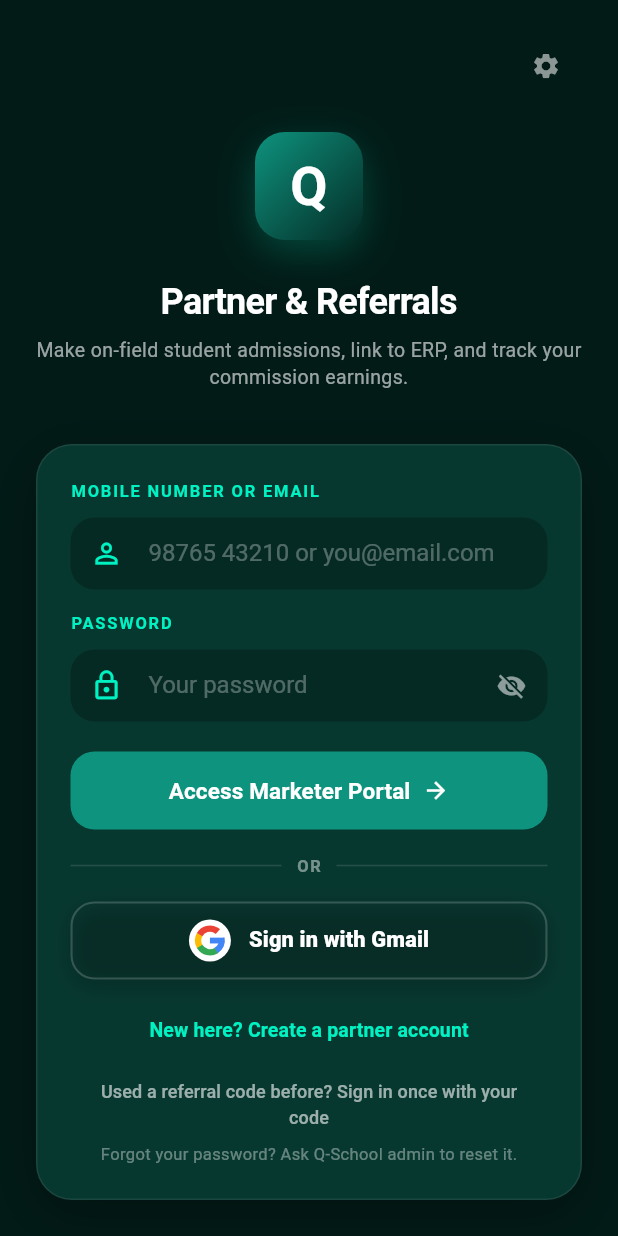
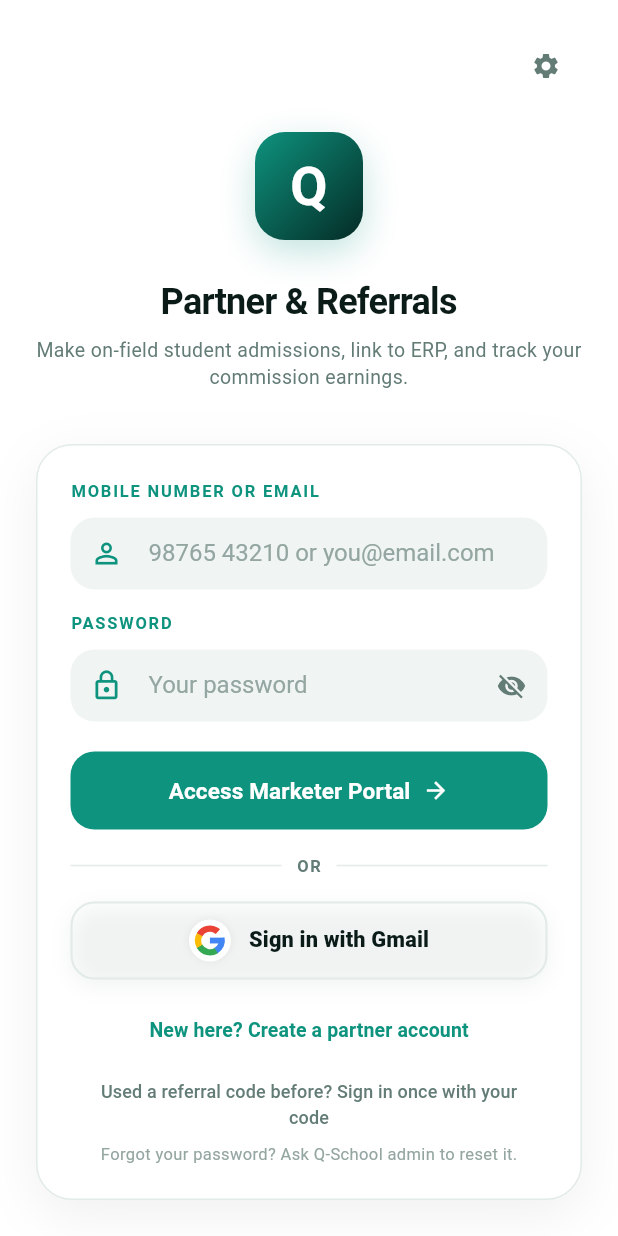
Before and after one commit to achariya-it-hub/Q-School, a Flutter app: the PartnerLoginScreen screen opened by its route, on a phone screen of 412 x 824 dp. Run offline on Flutter 3.47's test engine with Material 3 defaults, Android fonts, the phone set to English and light mode, and no system bars; our stand-ins replace google_sign_in.

Commit message:
Partner app: white sign-in and set-password screens

```diff
--- a/apps/flutter/lib/partner/login_screen.dart
+++ b/apps/flutter/lib/partner/login_screen.dart
@@ -120,10 +120,10 @@ class _PartnerLoginScreenState extends State<PartnerLoginScreen> {
 
   InputDecoration _dec(String hint, IconData icon) => InputDecoration(
         hintText: hint,
-        hintStyle: TextStyle(color: Colors.white.withOpacity(0.3), fontWeight: FontWeight.normal, letterSpacing: 0),
-        prefixIcon: Icon(icon, color: QS.mint, size: 22),
+        hintStyle: TextStyle(color: Color(0xFF94A6A1), fontWeight: FontWeight.normal, letterSpacing: 0),
+        prefixIcon: Icon(icon, color: QS.teal, size: 22),
         filled: true,
-        fillColor: Colors.black.withOpacity(0.25),
+        fillColor: QS.field,
         border: OutlineInputBorder(borderRadius: BorderRadius.circular(16), borderSide: BorderSide.none),
       );
 
@@ -178,7 +178,7 @@ class _PartnerLoginScreenState extends State<PartnerLoginScreen> {
     return PopScope(
       canPop: false,
       child: Scaffold(
-        backgroundColor: QS.deeper,
+        backgroundColor: Colors.white,
       body: SafeArea(
         child: SingleChildScrollView(
           padding: const EdgeInsets.symmetric(horizontal: 24, vertical: 20),
@@ -188,7 +188,7 @@ class _PartnerLoginScreenState extends State<PartnerLoginScreen> {
               Align(
                 alignment: Alignment.topRight,
                 child: IconButton(
-                  icon: const Icon(Icons.settings, color: Colors.white54, size: 20),
+                  icon: const Icon(Icons.settings, color: QS.sub, size: 20),
                   onPressed: _showServerSettings,
                   tooltip: 'Server Settings',
                 ),
@@ -204,7 +204,7 @@ class _PartnerLoginScreenState extends State<PartnerLoginScreen> {
                     borderRadius: BorderRadius.circular(20),
                     boxShadow: [
                       BoxShadow(
-                        color: QS.mint.withOpacity(0.2),
+                        color: QS.teal.withOpacity(0.25),
                         blurRadius: 20,
                         offset: const Offset(0, 8),
                       ),
@@ -229,7 +229,7 @@ class _PartnerLoginScreenState extends State<PartnerLoginScreen> {
                 child: Text(
                   'Partner & Referrals',
                   style: TextStyle(
-                    color: Colors.white,
+                    color: QS.ink,
                     fontSize: 24,
                     fontWeight: FontWeight.bold,
                     letterSpacing: -0.5,
@@ -241,7 +241,7 @@ class _PartnerLoginScreenState extends State<PartnerLoginScreen> {
                 child: Text(
                   'Make on-field student admissions, link to ERP, and track your commission earnings.',
                   textAlign: TextAlign.center,
-                  style: TextStyle(color: Colors.white60, fontSize: 13, height: 1.4),
+                  style: TextStyle(color: QS.sub, fontSize: 13, height: 1.4),
                 ),
               ),
               const SizedBox(height: 36),
@@ -250,12 +250,12 @@ class _PartnerLoginScreenState extends State<PartnerLoginScreen> {
               Container(
                 padding: const EdgeInsets.all(22),
                 decoration: BoxDecoration(
-                  color: QS.darkSurface,
+                  color: Colors.white,
                   borderRadius: BorderRadius.circular(24),
-                  border: Border.all(color: Colors.white.withOpacity(0.08)),
+                  border: Border.all(color: QS.line),
                   boxShadow: [
                     BoxShadow(
-                      color: Colors.black.withOpacity(0.3),
+                      color: Colors.black.withOpacity(0.06),
                       blurRadius: 30,
                       offset: const Offset(0, 10),
                     ),
@@ -267,37 +267,37 @@ class _PartnerLoginScreenState extends State<PartnerLoginScreen> {
                     if (_codeMode) ...[
                       const Text(
                         'YOUR REFERRAL CODE',
-                        style: TextStyle(color: QS.mint, fontSize: 11, fontWeight: FontWeight.w700, letterSpacing: 1.2),
+                        style: TextStyle(color: QS.teal, fontSize: 11, fontWeight: FontWeight.w700, letterSpacing: 1.2),
                       ),
                       const SizedBox(height: 10),
                       TextField(
                         controller: _codeController,
                         textCapitalization: TextCapitalization.characters,
-                        style: const TextStyle(color: Colors.white, fontSize: 18, fontWeight: FontWeight.bold, letterSpacing: 1.5),
+                        style: const TextStyle(color: QS.ink, fontSize: 18, fontWeight: FontWeight.bold, letterSpacing: 1.5),
                         decoration: _dec('e.g. MKT-BALA', Icons.qr_code),
                       ),
                       const SizedBox(height: 8),
                       const Text(
                         'For partners who used a code before. You will be asked to create a password right after.',
-                        style: TextStyle(color: Colors.white54, fontSize: 11.5, height: 1.4),
+                        style: TextStyle(color: QS.sub, fontSize: 11.5, height: 1.4),
                       ),
                     ] else ...[
                       const Text(
                         'MOBILE NUMBER OR EMAIL',
-                        style: TextStyle(color: QS.mint, fontSize: 11, fontWeight: FontWeight.w700, letterSpacing: 1.2),
+                        style: TextStyle(color: QS.teal, fontSize: 11, fontWeight: FontWeight.w700, letterSpacing: 1.2),
                       ),
                       const SizedBox(height: 10),
                       TextField(
                         controller: _idController,
                         keyboardType: TextInputType.emailAddress,
                         autofillHints: const [AutofillHints.username],
-                        style: const TextStyle(color: Colors.white, fontSize: 16, fontWeight: FontWeight.w600),
+                        style: const TextStyle(color: QS.ink, fontSize: 16, fontWeight: FontWeight.w600),
                         decoration: _dec('98765 43210 or you@email.com', Icons.person_outline),
                       ),
                       const SizedBox(height: 14),
                       const Text(
                         'PASSWORD',
-                        style: TextStyle(color: QS.mint, fontSize: 11, fontWeight: FontWeight.w700, letterSpacing: 1.2),
+                        style: TextStyle(color: QS.teal, fontSize: 11, fontWeight: FontWeight.w700, letterSpacing: 1.2),
                       ),
                       const SizedBox(height: 10),
                       TextField(
@@ -305,10 +305,10 @@ class _PartnerLoginScreenState extends State<PartnerLoginScreen> {
                         obscureText: _obscure,
                         autofillHints: const [AutofillHints.password],
                         onSubmitted: (_) => _signIn(),
-                        style: const TextStyle(color: Colors.white, fontSize: 16, fontWeight: FontWeight.w600),
+                        style: const TextStyle(color: QS.ink, fontSize: 16, fontWeight: FontWeight.w600),
                         decoration: _dec('Your password', Icons.lock_outline).copyWith(
                           suffixIcon: IconButton(
-                            icon: Icon(_obscure ? Icons.visibility_off : Icons.visibility, color: Colors.white54, size: 20),
+                            icon: Icon(_obscure ? Icons.visibility_off : Icons.visibility, color: QS.sub, size: 20),
                             onPressed: () => setState(() => _obscure = !_obscure),
                           ),
                         ),
@@ -376,27 +376,27 @@ class _PartnerLoginScreenState extends State<PartnerLoginScreen> {
                     const SizedBox(height: 16),
                     Row(
                       children: [
-                        Expanded(child: Divider(color: Colors.white.withValues(alpha: 0.12))),
+                        Expanded(child: Divider(color: QS.line)),
                         Padding(
                           padding: const EdgeInsets.symmetric(horizontal: 10),
                           child: Text(
                             'OR',
                             style: TextStyle(
-                              color: Colors.white.withValues(alpha: 0.45),
+                              color: QS.sub,
                               fontSize: 11,
                               fontWeight: FontWeight.w700,
                               letterSpacing: 1,
                             ),
                           ),
                         ),
-                        Expanded(child: Divider(color: Colors.white.withValues(alpha: 0.12))),
+                        Expanded(child: Divider(color: QS.line)),
                       ],
                     ),
                     const SizedBox(height: 16),
                     GmailSignInButton(
                       loading: _googleLoading,
                       label: 'Sign in with Gmail',
-                      darkSurface: true,
+                      darkSurface: false,
                       onTap: _loginWithGmail,
                     ),
                     const SizedBox(height: 10),
@@ -408,7 +408,7 @@ class _PartnerLoginScreenState extends State<PartnerLoginScreen> {
                           backgroundColor: Colors.transparent,
                           builder: (_) => const PartnerSignupSheet(),
                         ),
-                        child: const Text('New here? Create a partner account', style: TextStyle(color: QS.mint, fontWeight: FontWeight.w700, fontSize: 13)),
+                        child: const Text('New here? Create a partner account', style: TextStyle(color: QS.teal, fontWeight: FontWeight.w700, fontSize: 13)),
                       ),
                     ),
                     Center(
@@ -420,13 +420,13 @@ class _PartnerLoginScreenState extends State<PartnerLoginScreen> {
                         child: Text(
                           _codeMode ? 'Back to mobile / email sign-in' : 'Used a referral code before? Sign in once with your code',
                           textAlign: TextAlign.center,
-                          style: const TextStyle(color: Colors.white60, fontSize: 12),
+                          style: const TextStyle(color: QS.sub, fontSize: 12),
                         ),
                       ),
                     ),
                     if (!_codeMode)
                       const Center(
-                        child: Text('Forgot your password? Ask Q-School admin to reset it.', style: TextStyle(color: Colors.white38, fontSize: 11)),
+                        child: Text('Forgot your password? Ask Q-School admin to reset it.', style: TextStyle(color: Color(0xFF94A6A1), fontSize: 11)),
                       ),
                   ],
                 ),
@@ -436,7 +436,7 @@ class _PartnerLoginScreenState extends State<PartnerLoginScreen> {
               Center(
                 child: Text(
                   'Connected to Q-School Cloud ERP • erp.theqschool.com',
-                  style: TextStyle(color: Colors.white.withOpacity(0.25), fontSize: 11),
+                  style: TextStyle(color: Color(0xFF94A6A1), fontSize: 11),
                 ),
               ),
             ],
```
Also changed, not shown: apps/flutter/lib/partner/set_password_screen.dart (+13 -13 lines).
